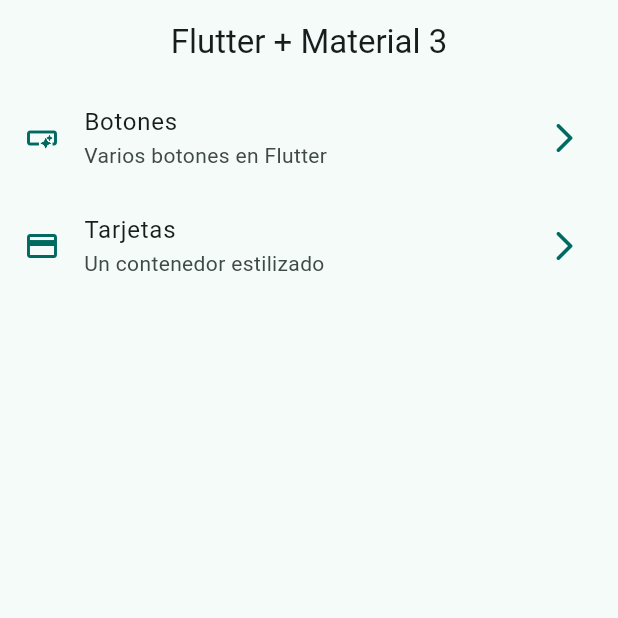
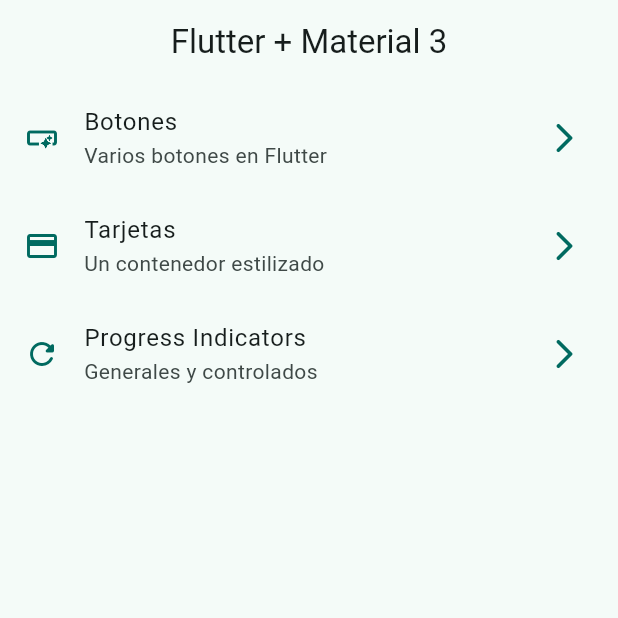
Before and after one commit to salcidogrijalva/widgets_app, a Flutter app: the screen it shows after launch, on a phone screen of 412 x 824 dp, the top half of it. Run offline on Flutter 3.47's test engine with Material 3 defaults, Android fonts, the phone set to English and light mode, and no system bars; our stand-ins replace go_router.

Commit message:
Progress Indicator screen added

```diff
--- a/lib/config/menu/menu_items.dart
+++ b/lib/config/menu/menu_items.dart
@@ -24,4 +24,9 @@ const List<MenuItem> appMenuItems = [
       subTitle: 'Un contenedor estilizado',
       link: '/cards',
       iconData: Icons.credit_card),
+  MenuItem(
+      title: 'Progress Indicators',
+      subTitle: 'Generales y controlados',
+      link: '/progress',
+      iconData: Icons.refresh_rounded),
 ];
--- a/lib/config/router/app_router.dart
+++ b/lib/config/router/app_router.dart
@@ -19,5 +19,10 @@ final appRouter = GoRouter(
       name: CardsScreen.name,
       builder: (context, state) => const CardsScreen(),
     ),
+    GoRoute(
+      path: '/progress',
+      name: ProgressScreen.name,
+      builder: (context, state) => const ProgressScreen(),
+    ),
   ],
 );
```
Also changed, not shown: lib/presentation/screens/progress/progress_screen.dart (+73 -1 lines).
